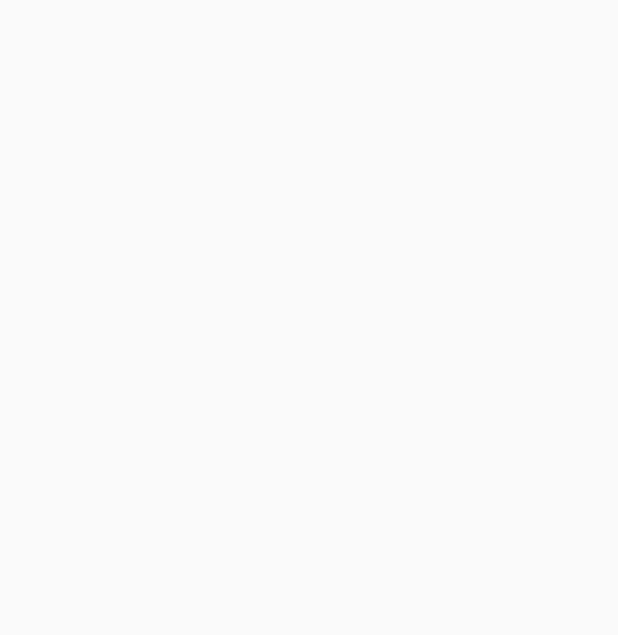
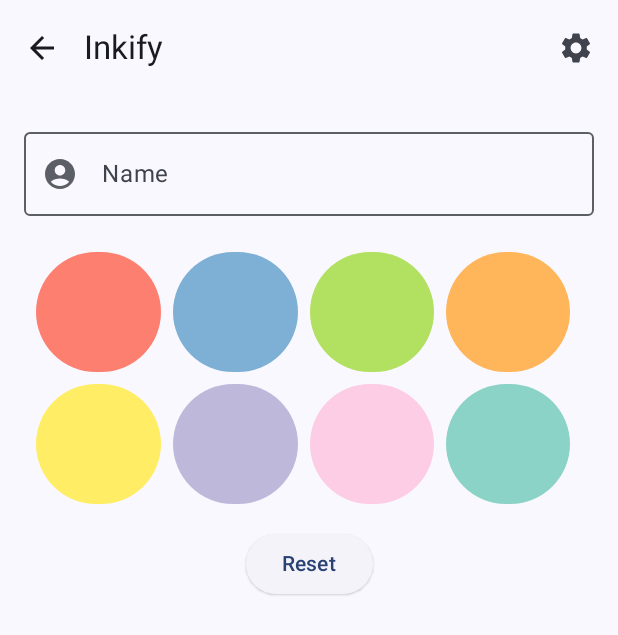
Before and after one commit to yannickcharron/4C6.H25, an Android app built with Jetpack Compose: the SettingsScreen screen opened through its navigation route, on a phone screen of 412 x 824 dp. Before the commit the part shown is empty. Shown: the top 635 px of the screen. Run offline under Robolectric (Android 15) with nearby library versions, the phone set to English and light mode, and no system bars; our stand-ins replace Room's generated code.

Commit message:
feature: SettingsScreen

```diff
--- a/S05.LocalDataSource/app/src/main/java/ca/qc/cstj/inkify/MainActivity.kt
+++ b/S05.LocalDataSource/app/src/main/java/ca/qc/cstj/inkify/MainActivity.kt
@@ -17,6 +17,7 @@ import androidx.navigation.compose.rememberNavController
 import ca.qc.cstj.inkify.ui.navigation.Destination
 import ca.qc.cstj.inkify.ui.screens.add.AddNoteScreen
 import ca.qc.cstj.inkify.ui.screens.list.NotesListScreen
+import ca.qc.cstj.inkify.ui.screens.settings.SettingsScreen
 import ca.qc.cstj.inkify.ui.theme.InkifyTheme
 
 class MainActivity : ComponentActivity() {
@@ -33,14 +34,18 @@ class MainActivity : ComponentActivity() {
                 ) {
                     composable<Destination.NotesList> {
                         NotesListScreen(
-                            toAddNoteScreen = { navController.navigate(Destination.AddNote) }
+                            toAddNoteScreen = { navController.navigate(Destination.AddNote) },
+                            toSettingsScreen = { navController.navigate(Destination.Settings)},
+                            navigateUp = { navController.navigateUp() },
                         )
                     }
                     composable<Destination.AddNote> {
                         AddNoteScreen()
                     }
                     composable<Destination.Settings> {
-
+                        SettingsScreen(
+                            navigateUp = { navController.navigateUp() }
+                        )
                     }
                 }
             }
--- /dev/null
+++ b/S05.LocalDataSource/app/src/main/java/ca/qc/cstj/inkify/models/InkifySettings.kt
@@ -0,0 +1,6 @@
+package ca.qc.cstj.inkify.models
+
+data class InkifySettings(
+    val name: String = "",
+    val noteDefaultColor: String = ""
+)
--- a/S05.LocalDataSource/app/src/main/java/ca/qc/cstj/inkify/ui/screens/list/NotesListScreen.kt
+++ b/S05.LocalDataSource/app/src/main/java/ca/qc/cstj/inkify/ui/screens/list/NotesListScreen.kt
@@ -12,20 +12,31 @@ import androidx.compose.material3.Scaffold
 import androidx.compose.material3.Text
 import androidx.compose.runtime.Composable
 import androidx.compose.ui.Modifier
+import androidx.compose.ui.res.stringResource
 import androidx.lifecycle.compose.collectAsStateWithLifecycle
 import androidx.lifecycle.viewmodel.compose.viewModel
+import ca.qc.cstj.inkify.R
 import ca.qc.cstj.inkify.ui.components.NoteCard
+import ca.qc.cstj.inkify.ui.components.TopBar
 
 @Composable
 fun NotesListScreen(
     viewModel: NotesListScreenViewModel = viewModel(),
-    toAddNoteScreen: () -> Unit
+    toAddNoteScreen: () -> Unit,
+    toSettingsScreen: () -> Unit,
+    navigateUp: () -> Unit
 ) {
 
     val uiState = viewModel.uiState.collectAsStateWithLifecycle().value
 
     Scaffold(
         modifier = Modifier.fillMaxSize(),
+        topBar = {
+            TopBar(
+                title = stringResource(R.string.app_name),
+                navigateUp = { navigateUp() },
+                toSettingScreen = { toSettingsScreen() })
+        },
         floatingActionButton = {
             FloatingActionButton(
                 onClick = {
--- /dev/null
+++ b/S05.LocalDataSource/app/src/main/java/ca/qc/cstj/inkify/ui/screens/settings/SettingsScreen.kt
@@ -0,0 +1,115 @@
+package ca.qc.cstj.inkify.ui.screens.settings
+
+import androidx.compose.foundation.background
+import androidx.compose.foundation.clickable
+import androidx.compose.foundation.layout.Arrangement
+import androidx.compose.foundation.layout.Box
+import androidx.compose.foundation.layout.Column
+import androidx.compose.foundation.layout.PaddingValues
+import androidx.compose.foundation.layout.fillMaxHeight
+import androidx.compose.foundation.layout.fillMaxSize
+import androidx.compose.foundation.layout.fillMaxWidth
+import androidx.compose.foundation.layout.padding
+import androidx.compose.foundation.layout.size
+import androidx.compose.foundation.lazy.grid.GridCells
+import androidx.compose.foundation.lazy.grid.LazyVerticalGrid
+import androidx.compose.foundation.lazy.grid.items
+import androidx.compose.foundation.shape.CircleShape
+import androidx.compose.foundation.text.KeyboardActions
+import androidx.compose.foundation.text.KeyboardOptions
+import androidx.compose.material.icons.Icons
+import androidx.compose.material.icons.filled.AccountCircle
+import androidx.compose.material.icons.sharp.CheckCircle
+import androidx.compose.material3.ElevatedButton
+import androidx.compose.material3.Icon
+import androidx.compose.material3.MaterialTheme
+import androidx.compose.material3.OutlinedTextField
+import androidx.compose.material3.Scaffold
+import androidx.compose.material3.Text
+import androidx.compose.runtime.Composable
+import androidx.compose.runtime.collectAsState
+import androidx.compose.ui.Alignment
+import androidx.compose.ui.Modifier
+import androidx.compose.ui.draw.clip
+import androidx.compose.ui.graphics.Color
+import androidx.compose.ui.res.stringResource
+import androidx.compose.ui.text.input.ImeAction
+import androidx.compose.ui.unit.dp
+import androidx.lifecycle.viewmodel.compose.viewModel
+import ca.qc.cstj.inkify.R
+import ca.qc.cstj.inkify.core.Constants
+import ca.qc.cstj.inkify.core.toColor
+import ca.qc.cstj.inkify.ui.components.TopBar
+
+
+@Composable
+fun SettingsScreen(
+    viewModel: SettingsViewModel = viewModel(),
+    navigateUp: () -> Unit
+) {
+
+    val uiState = viewModel.uiState.collectAsState().value
+
+    Scaffold(modifier = Modifier.fillMaxSize(), topBar = {
+        TopBar(stringResource(R.string.app_name), navigateUp = navigateUp)
+    }) { innerPadding ->
+        Column(
+            horizontalAlignment = Alignment.CenterHorizontally,
+            verticalArrangement = Arrangement.spacedBy(8.dp),
+            modifier = Modifier
+                .padding(innerPadding)
+                .padding(16.dp)
+                .fillMaxHeight()
+        ) {
+            OutlinedTextField(modifier = Modifier.fillMaxWidth(),
+                value = uiState.settings.name,
+                onValueChange = { newName ->
+                    viewModel.updateName(newName)
+                },
+                keyboardOptions = KeyboardOptions(imeAction = ImeAction.Done),
+                keyboardActions = KeyboardActions(onDone = { }),
+                label = { Text(text = "Name") },
+                leadingIcon = {
+                    Icon(
+                        Icons.Filled.AccountCircle,
+                        "error",
+                        tint = MaterialTheme.colorScheme.outline
+                    )
+                })
+
+            LazyVerticalGrid(
+                modifier = Modifier,
+                contentPadding = PaddingValues(8.dp),
+                columns = GridCells.Fixed(4)
+            ) {
+                items(Constants.NOTES_COLORS) {
+                    Box(modifier = Modifier
+                        .padding(
+                            end = 8.dp, top = 8.dp
+                        )
+                        .size(80.dp)
+                        .clip(CircleShape)
+                        .background(it.toColor)
+                        .clickable {
+                            viewModel.updateColor(it)
+                        }) {
+                        if (uiState.settings.noteDefaultColor == it) {
+                            Icon(
+                                imageVector = Icons.Sharp.CheckCircle,
+                                contentDescription = Icons.Sharp.CheckCircle.toString(),
+                                tint = Color.Black,
+                                modifier = Modifier.align(
+                                    Alignment.Center
+                                )
+                            )
+                        }
+                    }
+                }
+            }
+
+            ElevatedButton(onClick = { }) {
+                Text(text = stringResource(R.string.reset))
+            }
+        }
+    }
+}
--- /dev/null
+++ b/S05.LocalDataSource/app/src/main/java/ca/qc/cstj/inkify/ui/screens/settings/SettingsScreenUiState.kt
@@ -0,0 +1,7 @@
+package ca.qc.cstj.inkify.ui.screens.settings
+
+import ca.qc.cstj.inkify.models.InkifySettings
+
+data class SettingsScreenUiState(
+    val settings: InkifySettings = InkifySettings()
+)
--- /dev/null
+++ b/S05.LocalDataSource/app/src/main/java/ca/qc/cstj/inkify/ui/screens/settings/SettingsViewModel.kt
@@ -0,0 +1,30 @@
+package ca.qc.cstj.inkify.ui.screens.settings
+
+import android.app.Application
+import androidx.lifecycle.AndroidViewModel
+import kotlinx.coroutines.flow.MutableStateFlow
+import kotlinx.coroutines.flow.asStateFlow
+import kotlinx.coroutines.flow.update
+
+class SettingsViewModel(application: Application) : AndroidViewModel(application) {
+
+    private val _uiState = MutableStateFlow(SettingsScreenUiState())
+    val uiState = _uiState.asStateFlow()
+
+    fun updateName(newName: String) {
+        _uiState.update {
+            _uiState.value.copy(
+                settings = _uiState.value.settings.copy(name = newName)
+            )
+        }
+    }
+
+    fun updateColor(newColor:String) {
+        _uiState.update {
+            _uiState.value.copy(
+                settings = _uiState.value.settings.copy(noteDefaultColor = newColor)
+            )
+        }
+    }
+
+}
--- a/S05.LocalDataSource/app/src/main/res/values/strings.xml
+++ b/S05.LocalDataSource/app/src/main/res/values/strings.xml
@@ -7,4 +7,5 @@
     <string name="title_delete_note">Are you sure you want to delete this note?</string>
     <string name="action_cannot_be_undone">This action cannot be undone</string>
     <string name="cancel">Cancel</string>
+    <string name="reset">Reset</string>
 </resources>
```
